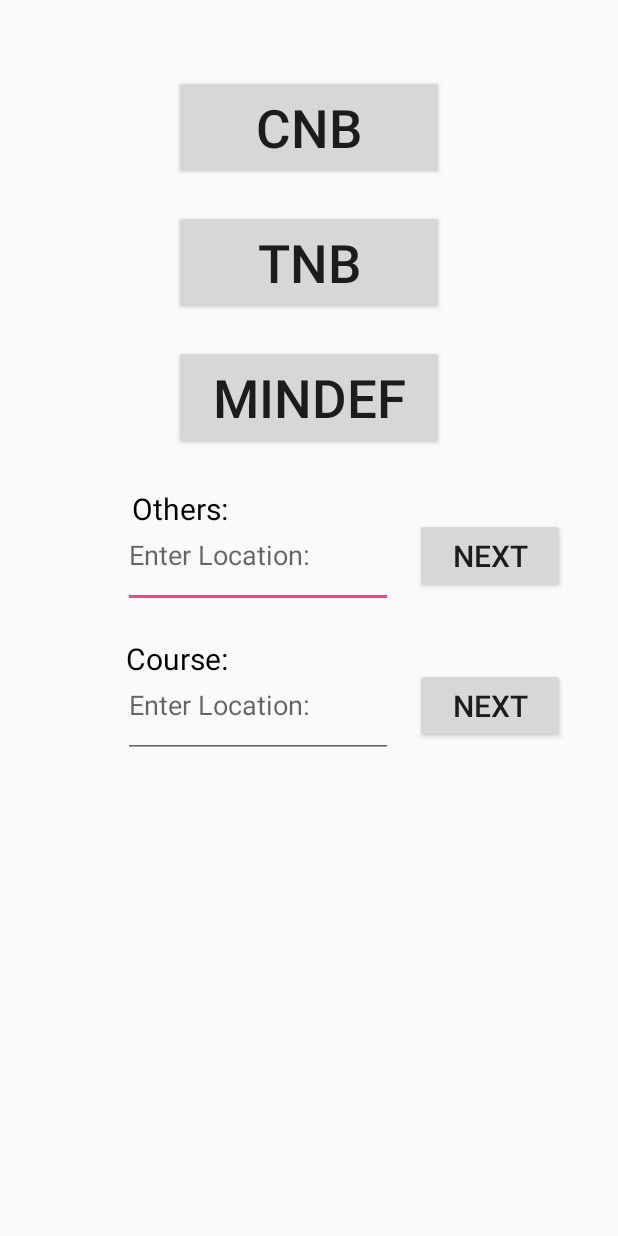
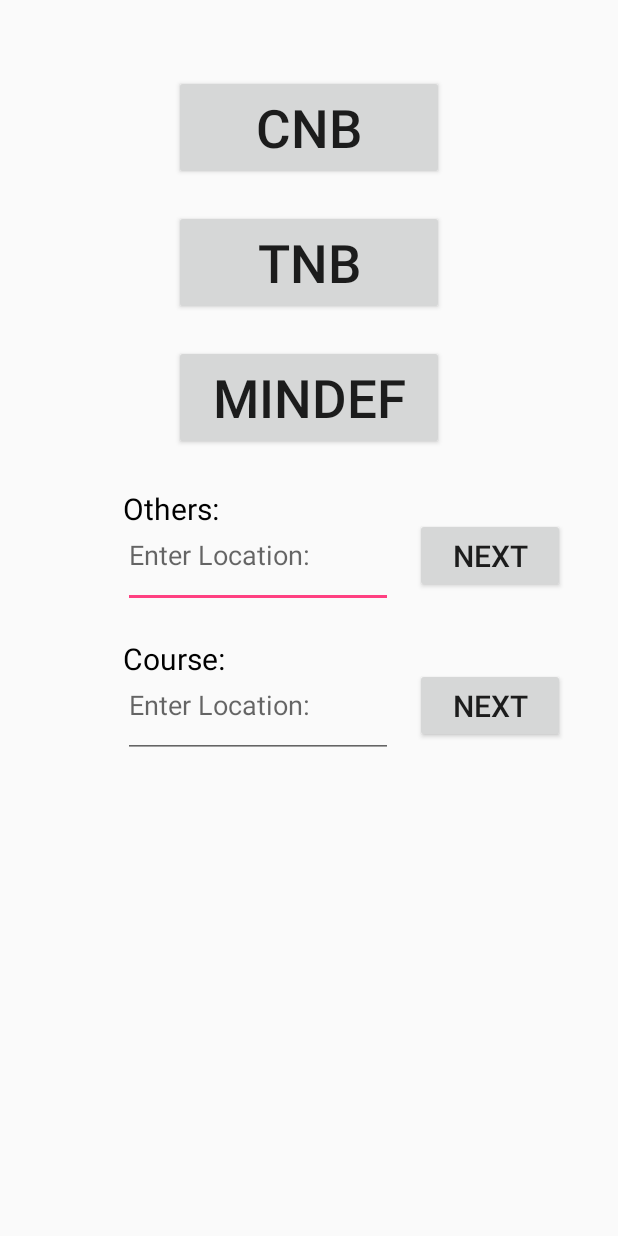
Before and after one commit to seankwekjk/nestApp, an Android app: the outScreen screen opened directly, with no data from a screen before it, on a phone screen of 412 x 824 dp. Run offline under Robolectric (Android 15) with nearby library versions, the phone set to English and light mode, and no system bars.

Commit message:
v2.1 rearranged spinner order hyphenated off-in-lieu aligned textview with edittext in outScreen

```diff
--- a/app/src/main/java/com/example/seankwek/nest/leaveScreen.java
+++ b/app/src/main/java/com/example/seankwek/nest/leaveScreen.java
@@ -23,12 +23,12 @@ public class leaveScreen extends AppCompatActivity implements OnItemSelectedList
         Spinner leaveSpinner = (Spinner)findViewById(R.id.leaveSpinner);
         ArrayList<String> optionList = new ArrayList<String>();
         optionList.add("Local Leave");
-        optionList.add("Parent Care");
         optionList.add("Child Care Conditional");
         optionList.add("Child Care Unconditional");
         optionList.add("Compassionate");
+        optionList.add("Marriage");
+        optionList.add("Parent Care");
         optionList.add("Paternity/Maternity");
-        optionList.add("Marriage");
         ArrayAdapter<String> adapter = new ArrayAdapter<String>(leaveScreen.this,android.R.layout.simple_spinner_item,optionList);
         adapter.setDropDownViewResource(android.R.layout.simple_spinner_dropdown_item);
         leaveSpinner.setAdapter(adapter);
--- a/app/src/main/res/layout/activity_off_screen.xml
+++ b/app/src/main/res/layout/activity_off_screen.xml
@@ -10,7 +10,7 @@
         android:id="@+id/offText"
         android:layout_width="300dp"
         android:layout_height="70dp"
-        android:hint="Enter Reason for Off in Lieu:"
+        android:hint="Enter Reason for Off-in-Lieu:"
         app:layout_constraintRight_toRightOf="parent"
         app:layout_constraintLeft_toLeftOf="parent"
         app:layout_constraintTop_toTopOf="parent"
@@ -33,7 +33,7 @@
         android:id="@+id/inLieuOff"
         android:layout_width="200dp"
         android:layout_height="70dp"
-        android:text="Off in Lieu"
+        android:text="Off-in-Lieu"
         android:textColor="@color/black"
         android:textSize="35sp"
         android:textAllCaps="false"
--- a/app/src/main/res/layout/activity_out_screen.xml
+++ b/app/src/main/res/layout/activity_out_screen.xml
@@ -49,8 +49,7 @@
         android:textColor="@color/black"
         app:layout_constraintTop_toBottomOf="@id/mindef"
         android:layout_marginTop="25dp"
-        app:layout_constraintRight_toRightOf="parent"
-        android:layout_marginRight="260sp"/>
+        app:layout_constraintLeft_toLeftOf="@id/otherText"/>
 
     <Button
         android:id="@+id/other"
@@ -81,8 +80,7 @@
         android:textColor="@color/black"
         app:layout_constraintTop_toBottomOf="@id/mindef"
         android:layout_marginTop="125dp"
-        app:layout_constraintRight_toRightOf="parent"
-        android:layout_marginRight="260sp"/>
+        app:layout_constraintLeft_toLeftOf="@id/courseText" />
 
     <Button
         android:id="@+id/courseNext"
```
